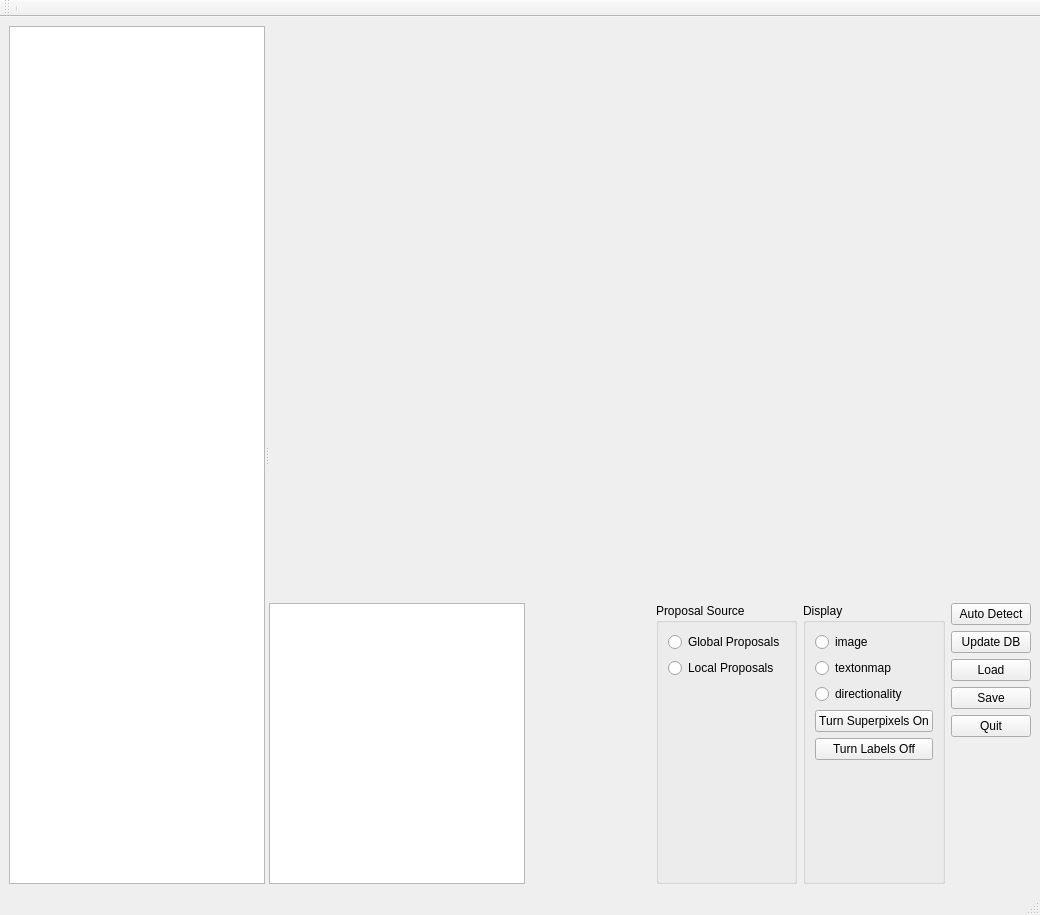
mistycheney/MouseBrainAtlas, file visualization/BrainLabelingGui_v10.ui: the form before one commit.
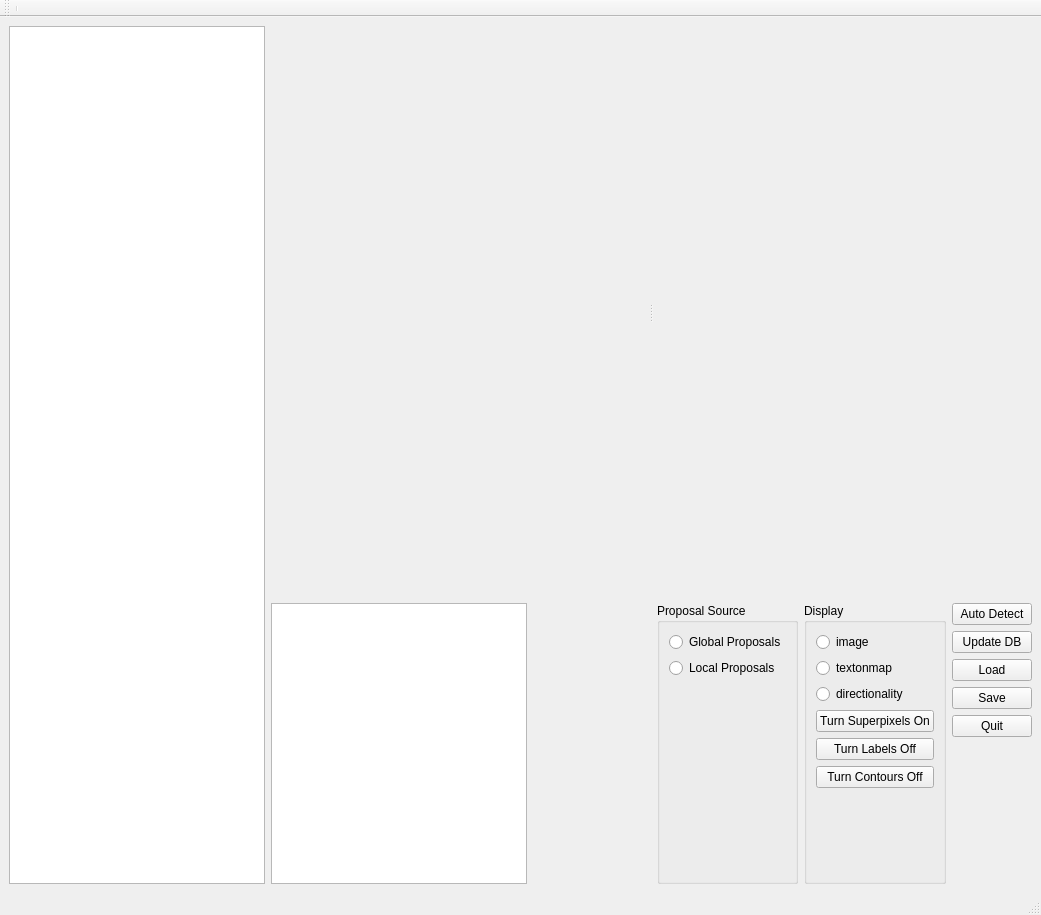
The form after the commit. Custom widgets are drawn as their Qt base class.

Patch:
```diff
--- a/visualization/BrainLabelingGui_v10.ui
+++ b/visualization/BrainLabelingGui_v10.ui
@@ -6,7 +6,7 @@
    <rect>
     <x>0</x>
     <y>0</y>
-    <width>1040</width>
+    <width>1041</width>
     <height>915</height>
    </rect>
   </property>
@@ -27,11 +27,7 @@
     </sizepolicy>
    </property>
    <layout class="QGridLayout" name="gridLayout">
-    <item row="0" column="0">
-     <widget class="QSplitter" name="splitter">
-      <property name="orientation">
-       <enum>Qt::Horizontal</enum>
-      </property>
+    <item row="0" column="0" rowspan="2">
       <widget class="QListWidget" name="thumbnail_list">
        <property name="sizePolicy">
         <sizepolicy hsizetype="Preferred" vsizetype="MinimumExpanding">
@@ -46,9 +42,12 @@
         </size>
        </property>
       </widget>
-      <widget class="QWidget" name="layoutWidget">
-       <layout class="QVBoxLayout" name="verticalLayout_4">
-        <item>
+    </item>
+    <item row="0" column="1">
+     <widget class="QSplitter" name="splitter">
+      <property name="orientation">
+       <enum>Qt::Horizontal</enum>
+      </property>
          <widget class="MplWidget" name="canvaswidget" native="true">
           <property name="sizePolicy">
            <sizepolicy hsizetype="MinimumExpanding" vsizetype="MinimumExpanding">
@@ -58,16 +57,34 @@
           </property>
           <property name="minimumSize">
            <size>
-            <width>761</width>
+         <width>500</width>
             <height>571</height>
            </size>
           </property>
           <property name="contextMenuPolicy">
            <enum>Qt::CustomContextMenu</enum>
           </property>
-         </widget>
-        </item>
-        <item>
+      </widget>
+      <widget class="MplWidget" name="canvaswidget2" native="true">
+       <property name="sizePolicy">
+        <sizepolicy hsizetype="MinimumExpanding" vsizetype="MinimumExpanding">
+         <horstretch>0</horstretch>
+         <verstretch>0</verstretch>
+        </sizepolicy>
+       </property>
+       <property name="minimumSize">
+        <size>
+         <width>500</width>
+         <height>571</height>
+        </size>
+       </property>
+       <property name="contextMenuPolicy">
+        <enum>Qt::CustomContextMenu</enum>
+       </property>
+      </widget>
+     </widget>
+    </item>
+    <item row="1" column="1">
          <layout class="QHBoxLayout" name="bottom_panel">
           <item>
            <widget class="QGraphicsView" name="graphicsView_navMap"/>
@@ -177,6 +194,13 @@
                </property>
               </widget>
              </item>
+         <item>
+          <widget class="QPushButton" name="button_contoursOnOff">
+           <property name="text">
+            <string>Turn Contours Off</string>
+           </property>
+          </widget>
+         </item>
              <item>
               <spacer name="verticalSpacer_2">
                <property name="orientation">
@@ -252,10 +276,6 @@
         </item>
        </layout>
       </widget>
-     </widget>
-    </item>
-   </layout>
-  </widget>
   <widget class="QStatusBar" name="statusbar"/>
   <widget class="QMenuBar" name="menubar">
    <property name="geometry">
```
Left out of the diff: 2 changed lines with no effect on the pictures. Lines whose indentation alone changed are shown as unchanged.
